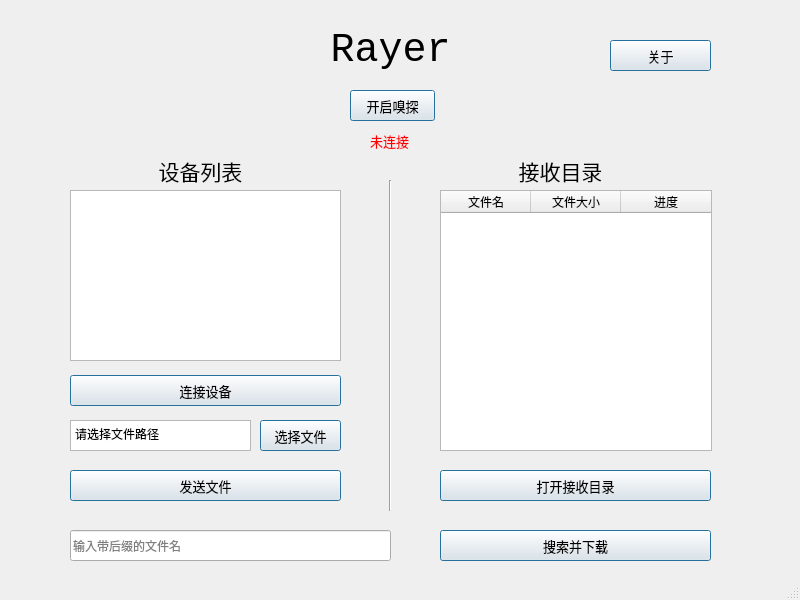
AnCoSONG/RayerV, file home.ui: the form before one commit.
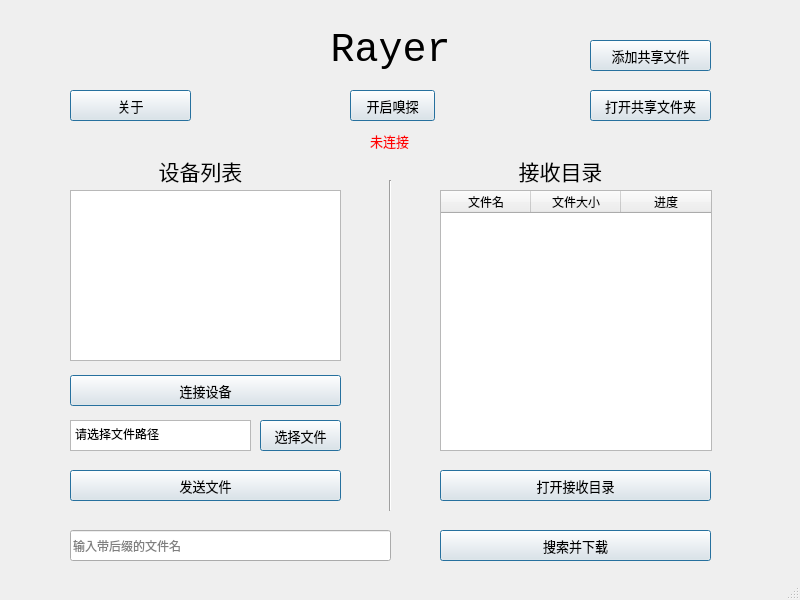
The form after the commit.

Diff of the .ui file:
```diff
--- a/home.ui
+++ b/home.ui
@@ -338,9 +338,9 @@
    <widget class="QPushButton" name="about">
     <property name="geometry">
      <rect>
-      <x>610</x>
-      <y>40</y>
-      <width>101</width>
+      <x>70</x>
+      <y>90</y>
+      <width>121</width>
       <height>31</height>
      </rect>
     </property>
@@ -472,6 +472,62 @@
      <bool>false</bool>
     </property>
    </widget>
+   <widget class="QPushButton" name="addSharedFile">
+    <property name="geometry">
+     <rect>
+      <x>590</x>
+      <y>40</y>
+      <width>121</width>
+      <height>31</height>
+     </rect>
+    </property>
+    <property name="font">
+     <font>
+      <family>Microsoft YaHei</family>
+      <pointsize>10</pointsize>
+     </font>
+    </property>
+    <property name="text">
+     <string>添加共享文件</string>
+    </property>
+    <property name="autoDefault">
+     <bool>false</bool>
+    </property>
+    <property name="default">
+     <bool>true</bool>
+    </property>
+    <property name="flat">
+     <bool>false</bool>
+    </property>
+   </widget>
+   <widget class="QPushButton" name="openSharedDir">
+    <property name="geometry">
+     <rect>
+      <x>590</x>
+      <y>90</y>
+      <width>121</width>
+      <height>31</height>
+     </rect>
+    </property>
+    <property name="font">
+     <font>
+      <family>Microsoft YaHei</family>
+      <pointsize>10</pointsize>
+     </font>
+    </property>
+    <property name="text">
+     <string>打开共享文件夹</string>
+    </property>
+    <property name="autoDefault">
+     <bool>false</bool>
+    </property>
+    <property name="default">
+     <bool>true</bool>
+    </property>
+    <property name="flat">
+     <bool>false</bool>
+    </property>
+   </widget>
   </widget>
   <widget class="QStatusBar" name="statusbar"/>
  </widget>
```
Left out of the diff: 2 changed lines with no effect on the pictures.
